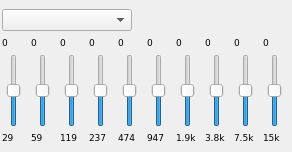
The window that branches/sayonara-492/GUI/equalizer/GUI_Equalizer.ui (shahid334/sayonara-player) describes before a commit, drawn with Qt 5.
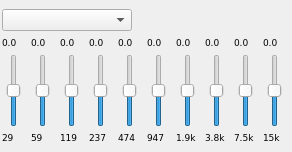
The same window after the commit.

The edit to the form file:
```diff
--- a/branches/sayonara-492/GUI/equalizer/GUI_Equalizer.ui
+++ b/branches/sayonara-492/GUI/equalizer/GUI_Equalizer.ui
@@ -90,7 +90,7 @@
        <enum>Qt::LeftToRight</enum>
       </property>
       <property name="text">
-       <string>0</string>
+       <string>0.0</string>
       </property>
       <property name="alignment">
        <set>Qt::AlignLeading|Qt::AlignLeft|Qt::AlignVCenter</set>
@@ -189,7 +189,7 @@
        <enum>Qt::LeftToRight</enum>
       </property>
       <property name="text">
-       <string>0</string>
+       <string>0.0</string>
       </property>
       <property name="alignment">
        <set>Qt::AlignLeading|Qt::AlignLeft|Qt::AlignVCenter</set>
@@ -251,7 +251,7 @@
        <enum>Qt::LeftToRight</enum>
       </property>
       <property name="text">
-       <string>0</string>
+       <string>0.0</string>
       </property>
       <property name="alignment">
        <set>Qt::AlignLeading|Qt::AlignLeft|Qt::AlignVCenter</set>
@@ -276,7 +276,7 @@
        <enum>Qt::LeftToRight</enum>
       </property>
       <property name="text">
-       <string>0</string>
+       <string>0.0</string>
       </property>
       <property name="alignment">
        <set>Qt::AlignLeading|Qt::AlignLeft|Qt::AlignVCenter</set>
@@ -301,7 +301,7 @@
        <enum>Qt::LeftToRight</enum>
       </property>
       <property name="text">
-       <string>0</string>
+       <string>0.0</string>
       </property>
       <property name="alignment">
        <set>Qt::AlignLeading|Qt::AlignLeft|Qt::AlignVCenter</set>
@@ -326,7 +326,7 @@
        <enum>Qt::LeftToRight</enum>
       </property>
       <property name="text">
-       <string>0</string>
+       <string>0.0</string>
       </property>
       <property name="alignment">
        <set>Qt::AlignLeading|Qt::AlignLeft|Qt::AlignVCenter</set>
@@ -388,7 +388,7 @@
        <enum>Qt::LeftToRight</enum>
       </property>
       <property name="text">
-       <string>0</string>
+       <string>0.0</string>
       </property>
       <property name="alignment">
        <set>Qt::AlignLeading|Qt::AlignLeft|Qt::AlignVCenter</set>
@@ -487,7 +487,7 @@
        <enum>Qt::LeftToRight</enum>
       </property>
       <property name="text">
-       <string>0</string>
+       <string>0.0</string>
       </property>
       <property name="alignment">
        <set>Qt::AlignLeading|Qt::AlignLeft|Qt::AlignVCenter</set>
@@ -549,7 +549,7 @@
        <enum>Qt::LeftToRight</enum>
       </property>
       <property name="text">
-       <string>0</string>
+       <string>0.0</string>
       </property>
       <property name="alignment">
        <set>Qt::AlignLeading|Qt::AlignLeft|Qt::AlignVCenter</set>
@@ -611,7 +611,7 @@
        <enum>Qt::LeftToRight</enum>
       </property>
       <property name="text">
-       <string>0</string>
+       <string>0.0</string>
       </property>
       <property name="alignment">
        <set>Qt::AlignLeading|Qt::AlignLeft|Qt::AlignVCenter</set>
```
